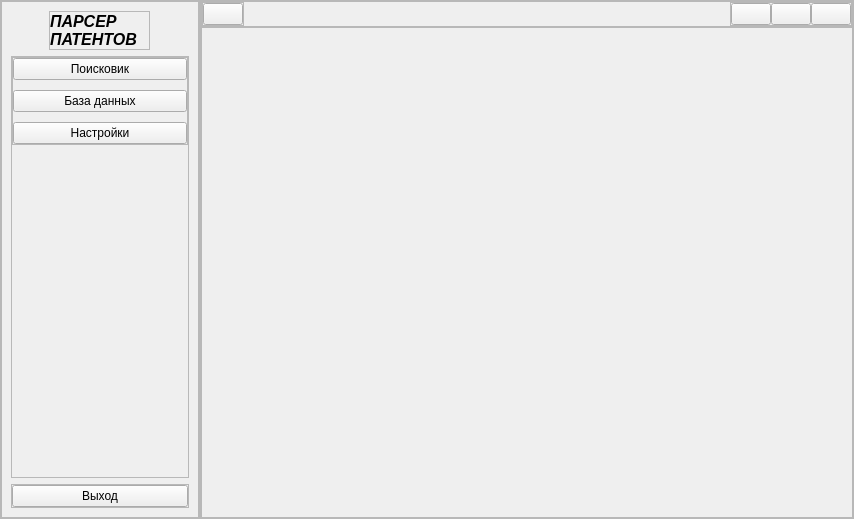
First picture: the form in design/main_interface.ui, repository leorrdi/patent_parser, before the edit.
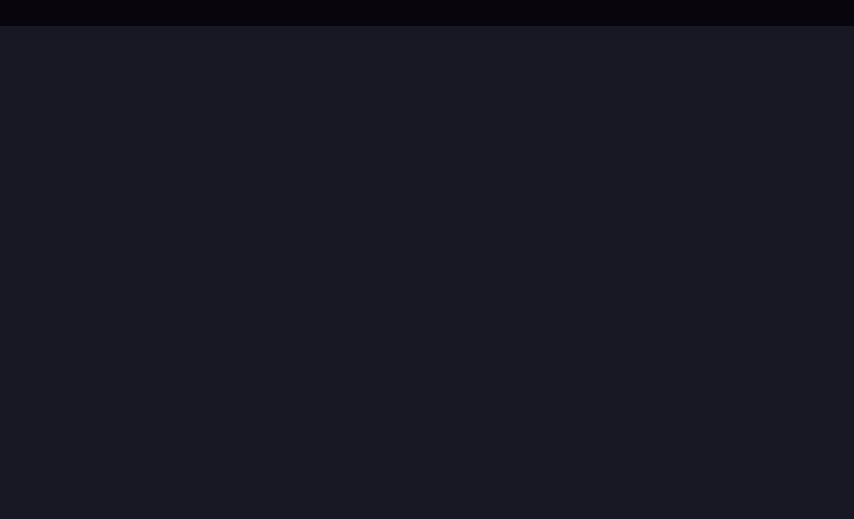
Second picture: the form after the edit. Icons and pictures are not drawn.

Diff of the .ui file:
```diff
--- a/design/main_interface.ui
+++ b/design/main_interface.ui
@@ -13,7 +13,15 @@
   <property name="windowTitle">
    <string>MainWindow</string>
   </property>
+  <property name="styleSheet">
+   <string notr="true">*{
+	border:none;
+}</string>
+  </property>
   <widget class="QWidget" name="centralwidget">
+   <property name="styleSheet">
+    <string notr="true">background-color:rgb(24,24,36);</string>
+   </property>
    <layout class="QHBoxLayout" name="horizontalLayout">
     <property name="spacing">
      <number>0</number>
@@ -34,10 +42,13 @@
      <widget class="QFrame" name="slide_menu_container">
       <property name="maximumSize">
        <size>
-        <width>200</width>
+        <width>0</width>
         <height>16777215</height>
        </size>
       </property>
+      <property name="styleSheet">
+       <string notr="true">background-color:rgb(9,5,13);</string>
+      </property>
       <property name="frameShape">
        <enum>QFrame::StyledPanel</enum>
       </property>
@@ -68,6 +79,12 @@
            <height>0</height>
           </size>
          </property>
+         <property name="styleSheet">
+          <string notr="true">QPushButton{
+	background-color:rgb(24,24,36);
+	border-radius:5px;
+}</string>
+         </property>
          <property name="frameShape">
           <enum>QFrame::StyledPanel</enum>
          </property>
@@ -75,6 +92,21 @@
           <enum>QFrame::Raised</enum>
          </property>
          <layout class="QVBoxLayout" name="verticalLayout_3">
+          <property name="spacing">
+           <number>0</number>
+          </property>
+          <property name="leftMargin">
+           <number>9</number>
+          </property>
+          <property name="topMargin">
+           <number>9</number>
+          </property>
+          <property name="rightMargin">
+           <number>9</number>
+          </property>
+          <property name="bottomMargin">
+           <number>9</number>
+          </property>
           <item alignment="Qt::AlignHCenter|Qt::AlignTop">
            <widget class="QFrame" name="frame_3">
             <property name="frameShape">
@@ -169,7 +201,7 @@
               <number>0</number>
              </property>
              <property name="topMargin">
-              <number>0</number>
+              <number>20</number>
              </property>
              <property name="rightMargin">
               <number>0</number>
@@ -202,7 +234,13 @@
                  <number>0</number>
                 </property>
                 <item>
-                 <widget class="QPushButton" name="pushButton_5">
+                 <widget class="QPushButton" name="database_widget_button">
+                  <property name="minimumSize">
+                   <size>
+                    <width>0</width>
+                    <height>32</height>
+                   </size>
+                  </property>
                   <property name="text">
                    <string>Поисковик</string>
                   </property>
@@ -213,7 +251,13 @@
                  </widget>
                 </item>
                 <item>
-                 <widget class="QPushButton" name="pushButton_6">
+                 <widget class="QPushButton" name="search_widget_button">
+                  <property name="minimumSize">
+                   <size>
+                    <width>0</width>
+                    <height>32</height>
+                   </size>
+                  </property>
                   <property name="text">
                    <string>База данных</string>
                   </property>
@@ -224,7 +268,13 @@
                  </widget>
                 </item>
                 <item>
-                 <widget class="QPushButton" name="pushButton_7">
+                 <widget class="QPushButton" name="settings_widget_button">
+                  <property name="minimumSize">
+                   <size>
+                    <width>0</width>
+                    <height>32</height>
+                   </size>
+                  </property>
                   <property name="text">
                    <string>Настройки</string>
                   </property>
@@ -265,10 +315,25 @@
               <number>0</number>
              </property>
              <item>
-              <widget class="QPushButton" name="pushButton_8">
+              <widget class="QPushButton" name="exit_button">
+               <property name="font">
+                <font>
+                 <pointsize>13</pointsize>
+                </font>
+               </property>
                <property name="text">
                 <string>Выход</string>
                </property>
+               <property name="icon">
+                <iconset resource="../7fb5d5eb/icons.qrc">
+                 <normaloff>:/icons/log-out (1).svg</normaloff>:/icons/log-out (1).svg</iconset>
+               </property>
+               <property name="iconSize">
+                <size>
+                 <width>32</width>
+                 <height>32</height>
+                </size>
+               </property>
               </widget>
              </item>
             </layout>
@@ -306,6 +371,9 @@
        </property>
        <item alignment="Qt::AlignTop">
         <widget class="QFrame" name="header_frame">
+         <property name="styleSheet">
+          <string notr="true">background-color:rgb(9,5,13);</string>
+         </property>
          <property name="frameShape">
           <enum>QFrame::StyledPanel</enum>
          </property>
@@ -314,19 +382,19 @@
          </property>
          <layout class="QHBoxLayout" name="horizontalLayout_2">
           <property name="spacing">
-           <number>0</number>
+           <number>6</number>
           </property>
           <property name="leftMargin">
-           <number>0</number>
+           <number>6</number>
           </property>
           <property name="topMargin">
-           <number>0</number>
+           <number>6</number>
           </property>
           <property name="rightMargin">
-           <number>0</number>
+           <number>6</number>
           </property>
           <property name="bottomMargin">
-           <number>0</number>
+           <number>6</number>
           </property>
           <item alignment="Qt::AlignLeft|Qt::AlignTop">
            <widget class="QFrame" name="frame_2">
```
Left out of the diff: 42 changed lines with no effect on the pictures.
